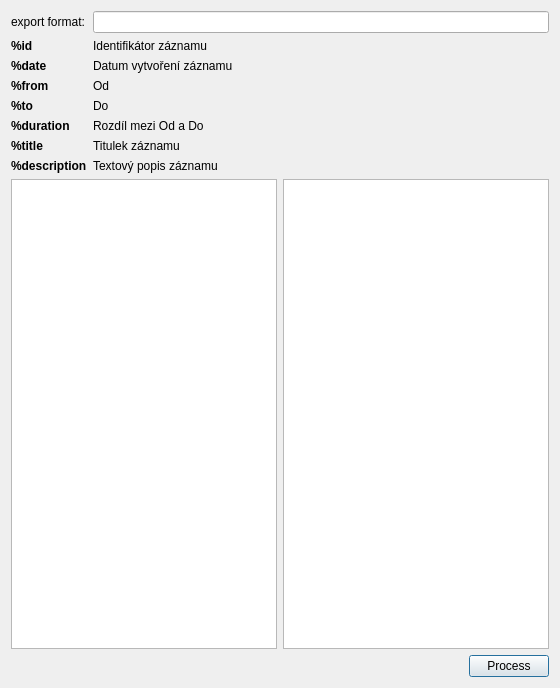
This is exportdialog.ui in mdrska80/timesheet as Qt 5 draws it before an edit. The edited form follows.
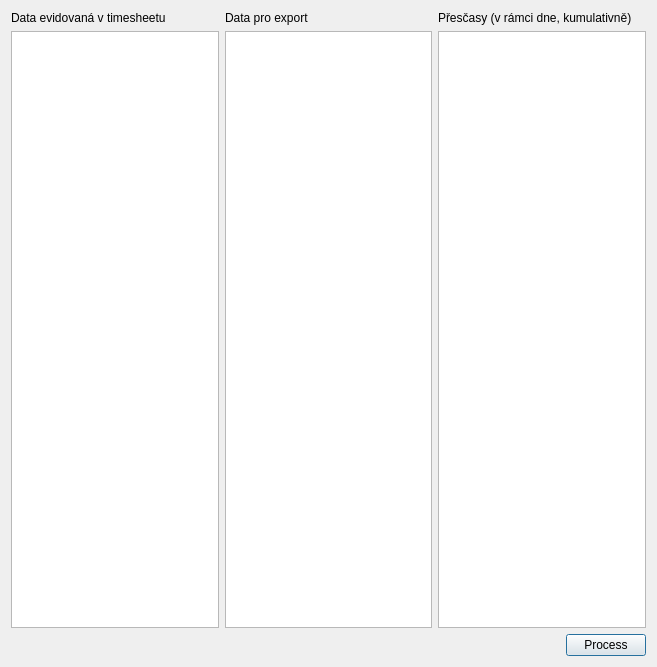
This is the edited form.

Commit message:
- Vylepsen exportovaci dialog
- Zvyrazneni svatku v zobrazeni

Patch:
```diff
--- a/exportdialog.ui
+++ b/exportdialog.ui
@@ -6,145 +6,60 @@
    <rect>
     <x>0</x>
     <y>0</y>
-    <width>560</width>
-    <height>688</height>
+    <width>657</width>
+    <height>667</height>
    </rect>
   </property>
   <property name="windowTitle">
    <string>Export entries</string>
   </property>
   <layout class="QVBoxLayout" name="verticalLayout">
-   <item>
-    <layout class="QGridLayout" name="gridLayout">
-     <item row="7" column="0">
-      <widget class="QLabel" name="label_13">
-       <property name="text">
-        <string>&lt;b&gt;%description&lt;/b&gt;</string>
-       </property>
-      </widget>
-     </item>
-     <item row="7" column="2">
-      <widget class="QLabel" name="label_14">
-       <property name="text">
-        <string>Textový popis záznamu</string>
-       </property>
-      </widget>
-     </item>
-     <item row="6" column="2">
-      <widget class="QLabel" name="label_16">
-       <property name="text">
-        <string>Titulek záznamu</string>
-       </property>
-      </widget>
-     </item>
-     <item row="2" column="0">
-      <widget class="QLabel" name="label_5">
-       <property name="text">
-        <string>&lt;b&gt;%date&lt;/b&gt;</string>
-       </property>
-      </widget>
-     </item>
-     <item row="1" column="2">
-      <widget class="QLabel" name="label_3">
-       <property name="text">
-        <string>Identifikátor záznamu</string>
-       </property>
-      </widget>
-     </item>
-     <item row="0" column="2">
-      <widget class="QLineEdit" name="formatLineEdit"/>
-     </item>
-     <item row="1" column="0">
-      <widget class="QLabel" name="label_4">
-       <property name="text">
-        <string>&lt;b&gt;%id&lt;/b&gt;</string>
-       </property>
-      </widget>
-     </item>
-     <item row="3" column="2">
-      <widget class="QLabel" name="label_8">
-       <property name="text">
-        <string>Od</string>
-       </property>
-      </widget>
-     </item>
-     <item row="2" column="2">
-      <widget class="QLabel" name="label_6">
-       <property name="text">
-        <string>Datum vytvoření záznamu</string>
-       </property>
-      </widget>
-     </item>
-     <item row="3" column="0">
-      <widget class="QLabel" name="label_7">
-       <property name="text">
-        <string>&lt;b&gt;%from&lt;/b&gt;</string>
-       </property>
-      </widget>
-     </item>
-     <item row="4" column="2">
-      <widget class="QLabel" name="label_10">
-       <property name="text">
-        <string>Do</string>
-       </property>
-      </widget>
-     </item>
-     <item row="5" column="2">
-      <widget class="QLabel" name="label_12">
-       <property name="text">
-        <string>Rozdíl mezi Od a Do</string>
-       </property>
-      </widget>
-     </item>
-     <item row="6" column="0">
-      <widget class="QLabel" name="label_15">
-       <property name="text">
-        <string>&lt;b&gt;%title&lt;/b&gt;</string>
-       </property>
-      </widget>
-     </item>
-     <item row="5" column="0">
-      <widget class="QLabel" name="label_11">
-       <property name="text">
-        <string>&lt;b&gt;%duration&lt;/b&gt;</string>
-       </property>
-      </widget>
-     </item>
-     <item row="4" column="0">
-      <widget class="QLabel" name="label_9">
-       <property name="text">
-        <string>&lt;b&gt;%to&lt;/b&gt;</string>
-       </property>
-      </widget>
-     </item>
-     <item row="0" column="0">
-      <widget class="QLabel" name="label_2">
-       <property name="maximumSize">
-        <size>
-         <width>200</width>
-         <height>16777215</height>
-        </size>
-       </property>
-       <property name="baseSize">
-        <size>
-         <width>0</width>
-         <height>0</height>
-        </size>
-       </property>
-       <property name="text">
-        <string>export format:</string>
-       </property>
-      </widget>
-     </item>
-    </layout>
-   </item>
    <item>
     <layout class="QHBoxLayout" name="horizontalLayout">
      <item>
-      <widget class="QTextEdit" name="textEdit"/>
+      <layout class="QVBoxLayout" name="verticalLayout_5">
+       <item>
+        <widget class="QLabel" name="label_4">
+         <property name="text">
+          <string>Data evidovaná v timesheetu</string>
+         </property>
+        </widget>
+       </item>
+       <item>
+        <widget class="QTextEdit" name="textEdit_3"/>
+       </item>
+      </layout>
      </item>
      <item>
-      <widget class="QTextEdit" name="textEdit_2"/>
+      <layout class="QVBoxLayout" name="verticalLayout_2">
+       <item>
+        <widget class="QLabel" name="label">
+         <property name="text">
+          <string>Data pro export</string>
+         </property>
+        </widget>
+       </item>
+       <item>
+        <widget class="QTextEdit" name="textEdit"/>
+       </item>
+      </layout>
+     </item>
+     <item>
+      <layout class="QVBoxLayout" name="verticalLayout_3">
+       <item>
+        <widget class="QLabel" name="label_3">
+         <property name="text">
+          <string>Přesčasy (v rámci dne, kumulativně)</string>
+         </property>
+        </widget>
+       </item>
+       <item>
+        <widget class="QTextEdit" name="textEdit_2"/>
+       </item>
+      </layout>
+     </item>
+     <item>
+      <layout class="QVBoxLayout" name="verticalLayout_4"/>
      </item>
     </layout>
    </item>
```
The commit also changes 3 other files.
